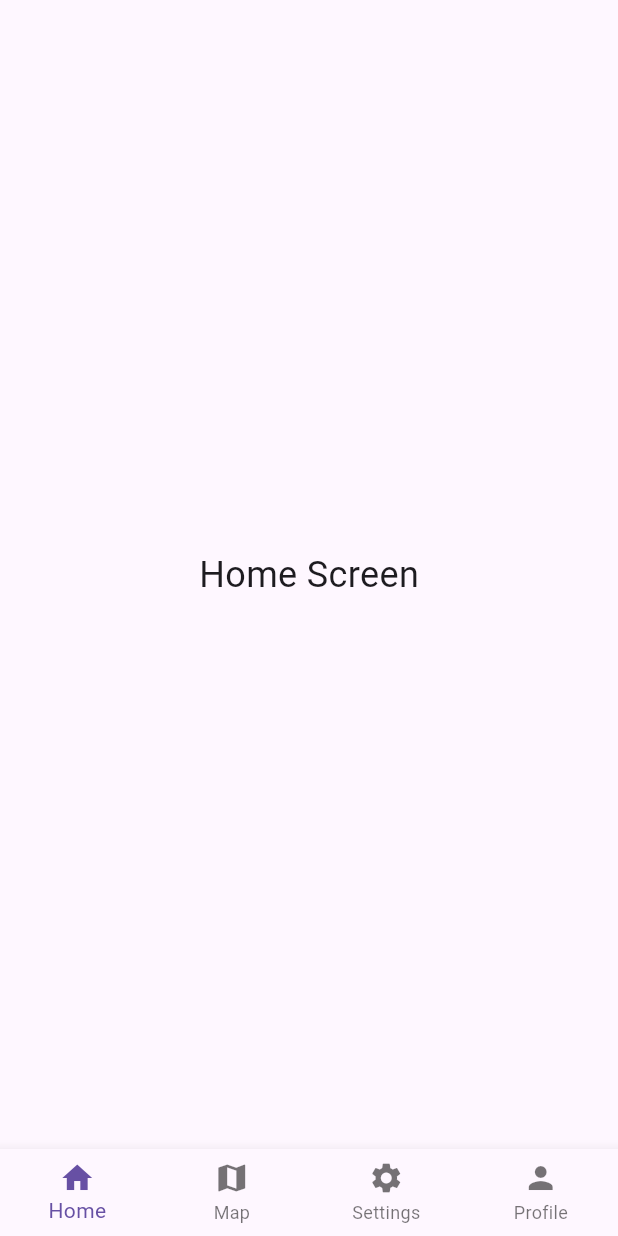
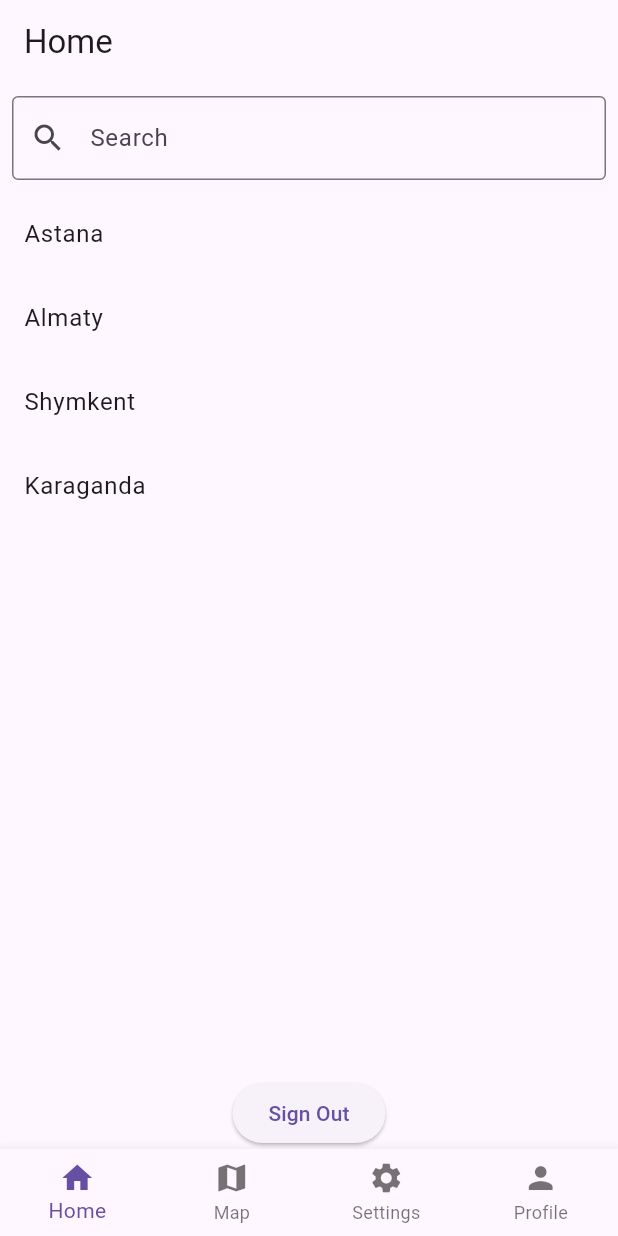
Before and after one commit to elaiaep/final_project, a Flutter app: the screen it shows once a user with an empty profile is signed in, on a phone screen of 412 x 824 dp. Run offline on Flutter 3.47's test engine with Material 3 defaults, Android fonts, the phone set to English and light mode, and no system bars; our stand-ins replace easy_localization, firebase_auth, firebase_core, geolocator, google_maps_flutter, google_sign_in and 1 more; accounts and stored records are empty; network calls fail.

Commit message:
Fix: Google Maps and sign-out functionality implemented

```diff
--- a/lib/screens/home_screen.dart
+++ b/lib/screens/home_screen.dart
@@ -1,10 +1,66 @@
 import 'package:flutter/material.dart';
+import 'package:final_project/services/auth_service.dart';
 
-class HomeScreen extends StatelessWidget {
+class HomeScreen extends StatefulWidget {
   const HomeScreen({super.key});
-  @override Widget build(BuildContext c) {
-    return const Center(
-      child: Text('Home Screen', style: TextStyle(fontSize:24)),
+
+  @override
+  State<HomeScreen> createState() => _HomeScreenState();
+}
+
+class _HomeScreenState extends State<HomeScreen> {
+  List<String> items = ['Astana', 'Almaty', 'Shymkent', 'Karaganda'];
+  List<String> filteredItems = [];
+
+  @override
+  void initState() {
+    super.initState();
+    filteredItems = items;
+  }
+
+  void _filterList(String query) {
+    setState(() {
+      filteredItems = items
+          .where((item) => item.toLowerCase().contains(query.toLowerCase()))
+          .toList();
+    });
+  }
+
+  @override
+  Widget build(BuildContext context) {
+    return Scaffold(
+      appBar: AppBar(title: const Text('Home')),
+      body: Column(
+        children: [
+          Padding(
+            padding: const EdgeInsets.all(8.0),
+            child: TextField(
+              onChanged: _filterList,
+              decoration: const InputDecoration(
+                labelText: 'Search',
+                border: OutlineInputBorder(),
+                prefixIcon: Icon(Icons.search),
+              ),
+            ),
+          ),
+          Expanded(
+            child: ListView.builder(
+              itemCount: filteredItems.length,
+              itemBuilder: (context, index) => ListTile(
+                title: Text(filteredItems[index]),
+              ),
+            ),
+          ),
+          const SizedBox(height: 16),
+          ElevatedButton(
+            onPressed: () async {
+              await AuthService.signOutUser();
+              Navigator.pushReplacementNamed(context, '/login');
+            },
+            child: const Text("Sign Out"),
+          ),
+        ],
+      ),
     );
   }
 }
--- a/lib/screens/login_screen.dart
+++ b/lib/screens/login_screen.dart
@@ -31,7 +31,7 @@ class _LoginScreenState extends State<LoginScreen> {
 
   Future<void> _google() async {
     try {
-      await _authSvc.signInWithGoogle();
+      await AuthService.signInWithGoogle(); // ✅ static call
     } catch (e) {
       msg('Google Sign-In failed');
     }
```
Also changed, not shown: lib/main.dart (+9 -0 lines), lib/services/auth_service.dart (+29 -14 lines), pubspec.yaml (+6 -78 lines), pubspec.lock, 3 other files.
